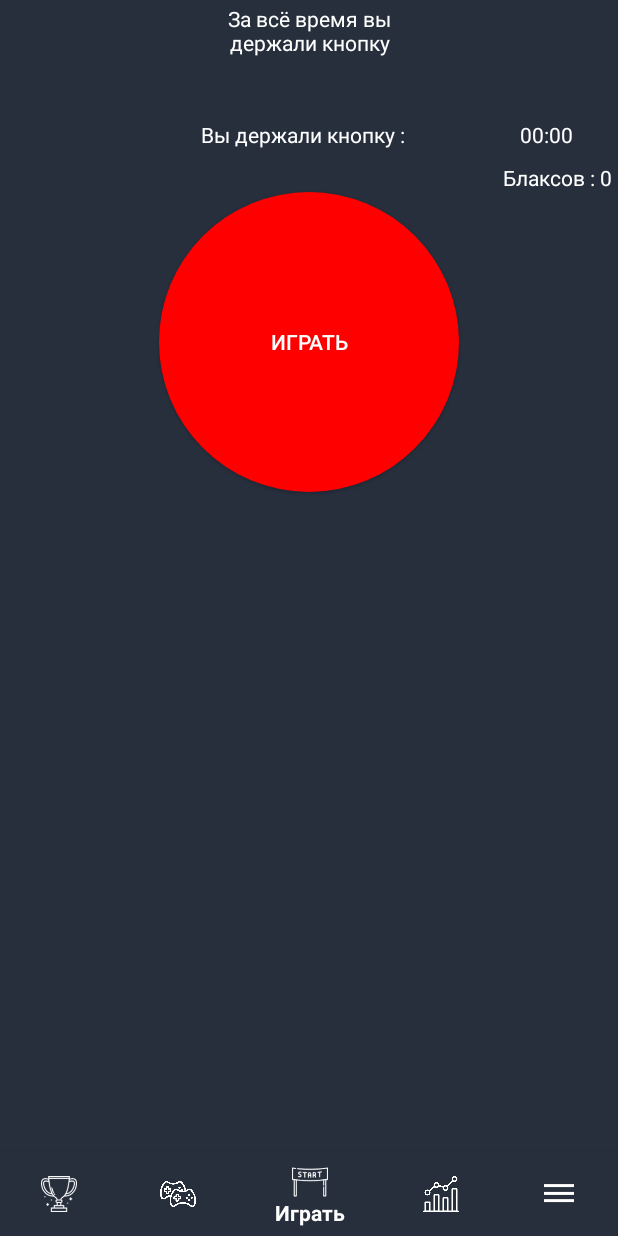
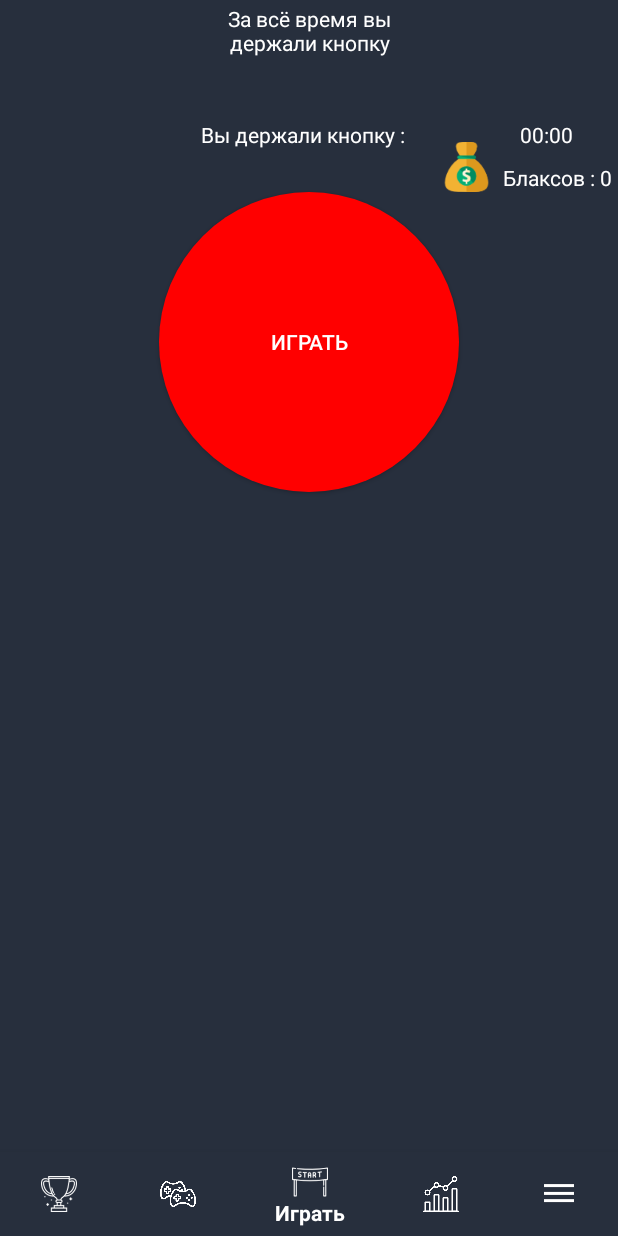
Before and after one commit to bychok300/FingerHolder, an Android app: the screen it shows after launch once a user with an empty profile is signed in (GameAcivity), on a phone screen of 412 x 824 dp. Run offline under Robolectric (Android 15) with nearby library versions, the phone set to English and light mode, and no system bars; our stand-ins replace Firebase (no records; nobody signed in at launch, a user with empty details on screens opened directly); 1 statement that could not run was skipped.

```diff
--- a/app/src/main/res/layout/fragment_game.xml
+++ b/app/src/main/res/layout/fragment_game.xml
@@ -84,6 +84,14 @@
             android:src="@drawable/ic_game_coin"
             android:visibility="invisible"/>
 
+        <ImageView
+            android:id="@+id/imageView"
+            android:layout_width="39dp"
+            android:layout_height="33dp"
+            android:layout_above="@+id/clickForMoneyBnt"
+            android:layout_toStartOf="@+id/userAmountMoney"
+            android:src="@drawable/ic_game_wallet" />
+
     </RelativeLayout>
 
 </FrameLayout>
```
Also changed, not shown: app/src/main/java/holder/bychek/com/fingerholder/GameFragment.java (+9 -72 lines), app/src/main/java/holder/bychek/com/fingerholder/LeadersFragment.java (+14 -59 lines), app/src/main/res/drawable-v24/ic_game_wallet.png (added), app/src/main/res/drawable/ic_game_wallet.png (added).
